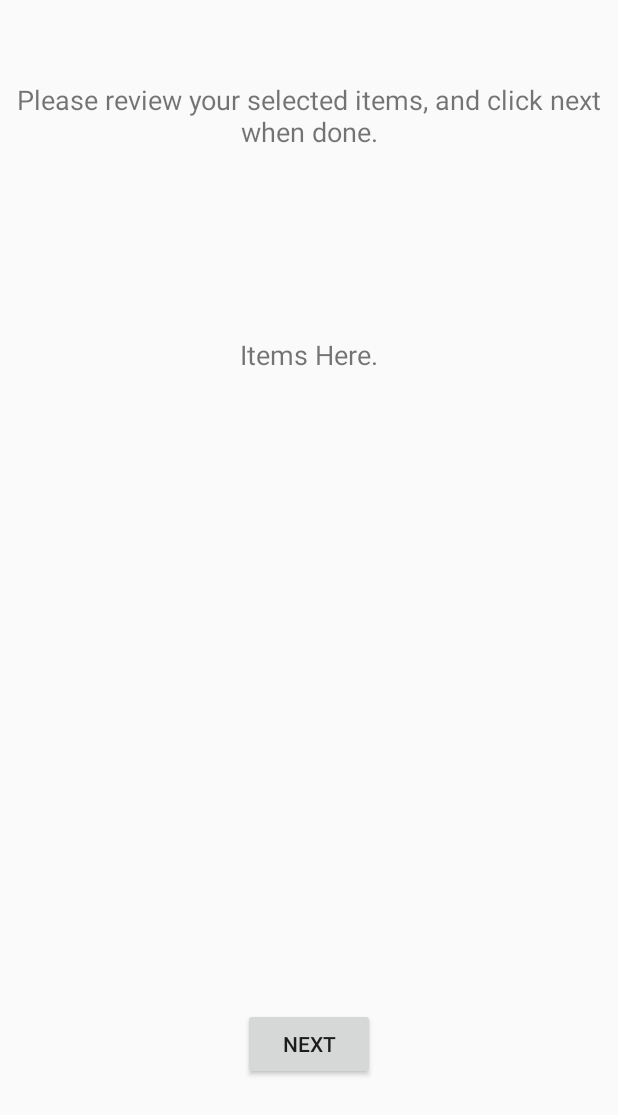
After one commit to muzhdahussain/FoodMEmirror, an Android app: the layout activity_customer_review_order.xml on its own in the app's theme, with its tools: preview values and no code run, on a phone screen of 412 x 824 dp. The commit adds this screen. Shown: the top 1115 px of the screen. Run offline under Robolectric (Android 15) with nearby library versions, the phone set to English and light mode, and no system bars; network calls fail.

Commit message:
- Created two new activities (one to review the order (activity_review_order), one to provide final order details and submit (activity_submit_order) - When the user adds at least one item to their order, a "review order" button appears - "Review Order" button goes to the review order page - "Next" button goes to the order submission page - "Submit" button will submit the order (doesn't yet) - The review and submit order pages can be backed out of, but it breaks the item listener, so I'm still working on fixing that

```diff
--- a/app/src/main/AndroidManifest.xml
+++ b/app/src/main/AndroidManifest.xml
@@ -32,8 +32,10 @@
         <activity
             android:name=".EmpMenu"
             android:screenOrientation="portrait" />
-        <activity android:name=".CustOptions" />
-        <activity android:name=".EmpOrders"></activity>
+        <activity android:name=".CustOptions"
+            android:screenOrientation="portrait"/>
+        <activity android:name=".EmpOrders"
+            android:screenOrientation="portrait"></activity>
     </application>
 
 </manifest>
--- /dev/null
+++ b/app/src/main/res/layout/activity_customer_review_order.xml
@@ -0,0 +1,36 @@
+<?xml version="1.0" encoding="utf-8"?>
+<RelativeLayout xmlns:android="http://schemas.android.com/apk/res/android"
+    android:layout_width="match_parent"
+    android:layout_height="match_parent">
+
+    <TextView
+        android:id="@+id/txtView5"
+        android:layout_width="wrap_content"
+        android:layout_height="wrap_content"
+        android:layout_alignParentTop="true"
+        android:layout_centerHorizontal="true"
+        android:layout_marginTop="54dp"
+        android:text="Please review your selected items, and click next when done."
+        android:textAlignment="center"
+        android:textSize="18sp" />
+
+    <TextView
+        android:id="@+id/textView5"
+        android:layout_width="wrap_content"
+        android:layout_height="wrap_content"
+        android:layout_alignParentTop="true"
+        android:layout_centerHorizontal="true"
+        android:layout_marginTop="224dp"
+        android:text="Items Here."
+        android:textSize="18sp" />
+
+    <Button
+        android:id="@+id/btn_next"
+        android:layout_width="wrap_content"
+        android:layout_height="wrap_content"
+        android:layout_alignParentBottom="true"
+        android:layout_centerHorizontal="true"
+        android:layout_marginBottom="104dp"
+        android:text="Next"
+        android:onClick="submitOrder"/>
+</RelativeLayout>
```
Also changed, not shown: app/src/main/java/app/foodme/CustomerMenu.java (+49 -0 lines), app/src/main/java/app/foodme/Order.java (+17 -9 lines), app/src/main/res/layout/activity_customer_menu.xml (+14 -1 lines), app/src/main/res/layout/activity_customer_submit_order.xml (added, +36 -0 lines).
